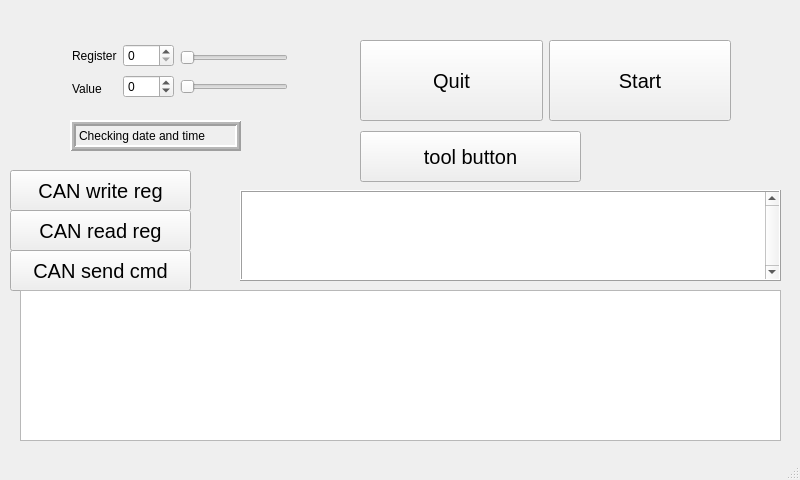
Qt form test0/gui.ui (ursl/tessie) before a commit.
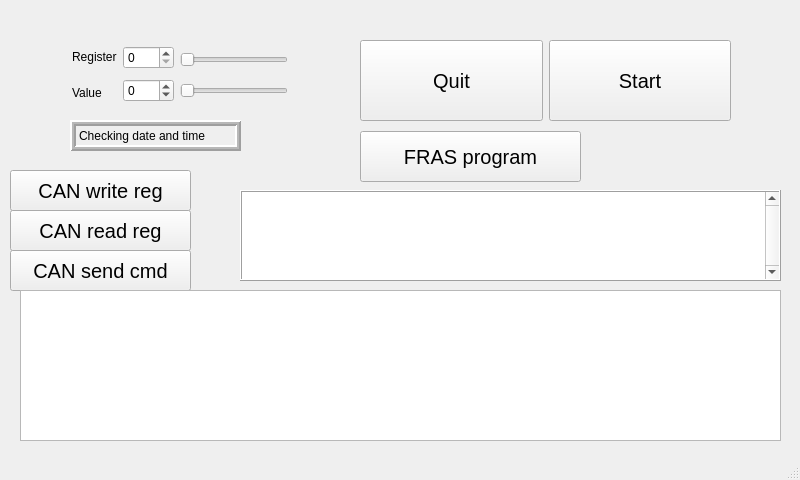
The same form after that commit. Custom widgets are drawn as their Qt base class.

Commit message: does it work?

The edit to the form file:
```diff
--- a/test0/gui.ui
+++ b/test0/gui.ui
@@ -20,7 +20,7 @@
       <x>72</x>
       <y>42</y>
       <width>216</width>
-      <height>60</height>
+      <height>66</height>
      </rect>
     </property>
     <layout class="QHBoxLayout" name="horizontalLayout">
@@ -306,7 +306,7 @@
      </font>
     </property>
     <property name="text">
-     <string>tool button</string>
+     <string>FRAS program</string>
     </property>
    </widget>
    <widget class="QPushButton" name="pushButton_3">
```
The commit also changes 2 other files.
